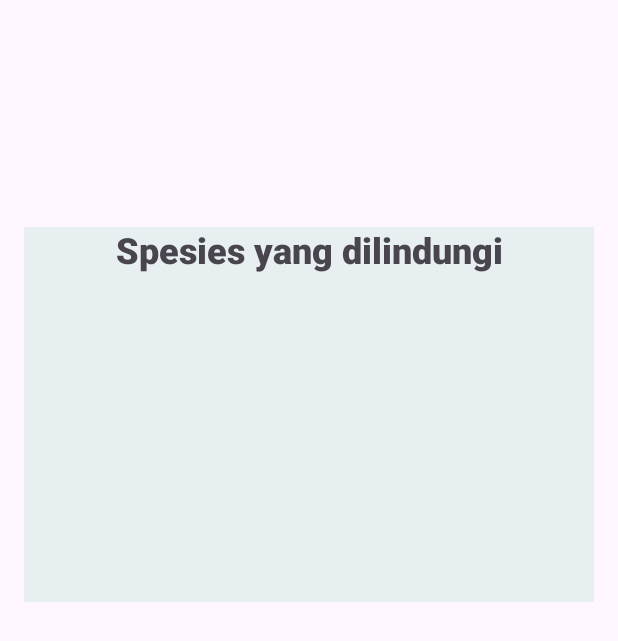
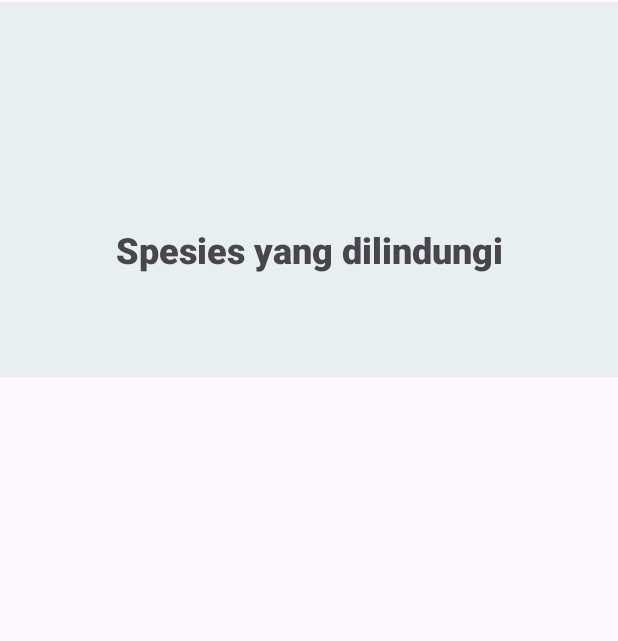
Before and after one commit to RismaOktaviani/TA-PM1-IF22DX-RISFARA, an Android app: the layout activitymenu.xml on its own in the app's theme, with its tools: preview values and no code run, on a phone screen of 412 x 824 dp. Shown: the top 641 px of the screen. Run offline under Robolectric (Android 15) with nearby library versions, the phone set to English and light mode, and no system bars; Roboto replaces fonts that are not available here.

Commit message:
MASTER : UPDATE Perbaikan header

```diff
--- a/SEACRARE - RISFARA/PROGRAM/app/src/main/res/layout/activitymenu.xml
+++ b/SEACRARE - RISFARA/PROGRAM/app/src/main/res/layout/activitymenu.xml
@@ -3,10 +3,7 @@
     xmlns:app="http://schemas.android.com/apk/res-auto"
     xmlns:tools="http://schemas.android.com/tools"
     android:layout_width="match_parent"
-    android:layout_height="match_parent"
-    android:layout_marginLeft="16dp"
-    android:layout_marginTop="150dp"
-    android:layout_marginRight="16dp">
+    android:layout_height="match_parent">
 
     <RelativeLayout
         android:layout_width="match_parent"
@@ -21,6 +18,9 @@
     <LinearLayout
         android:layout_width="match_parent"
         android:layout_height="match_parent"
+        android:layout_marginLeft="16dp"
+        android:layout_marginTop="150dp"
+        android:layout_marginRight="16dp"
         android:orientation="vertical">
 
         <TextView
@@ -33,4 +33,14 @@
             android:textSize="24sp" />
 
     </LinearLayout>
+
+    <LinearLayout
+        android:layout_width="match_parent"
+        android:layout_height="match_parent"
+        android:orientation="horizontal"></LinearLayout>
+
+    <LinearLayout
+        android:layout_width="match_parent"
+        android:layout_height="match_parent"
+        android:orientation="horizontal"></LinearLayout>
 </RelativeLayout>
```
